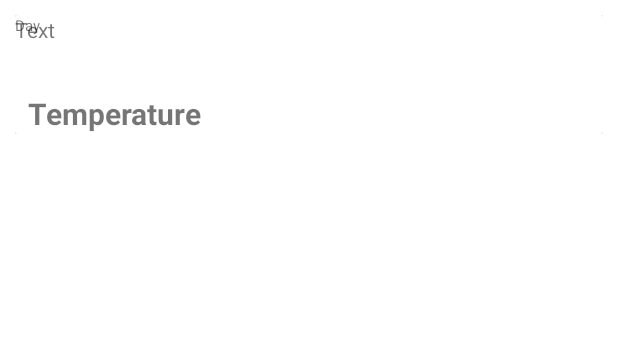
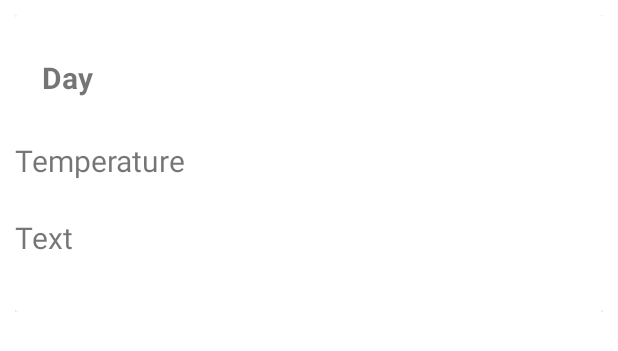
Before and after one commit to DruSadeMumba/Outdoorsie, an Android app: the layout displayrecyclerview.xml on its own in the app's theme, with its tools: preview values and no code run, on a phone screen of 412 x 824 dp. Shown: the top 351 px of the screen. Run offline under Robolectric (Android 15) with nearby library versions, the phone set to English and light mode, and no system bars; network calls fail; Roboto replaces fonts that are not available here.

Commit message:
Refactor displayrecyclerview.xml

```diff
--- a/app/src/main/java/com/drusade/outdoorsie/adapters/ActivitiesDisplayAdapter.java
+++ b/app/src/main/java/com/drusade/outdoorsie/adapters/ActivitiesDisplayAdapter.java
@@ -66,7 +66,7 @@ public class ActivitiesDisplayAdapter extends RecyclerView.Adapter<ActivitiesDis
             mContext = itemView.getContext();
         }
         public void bindWeather(Forecast weather){
-            mTemeperature.setText(weather.getHigh());
+            mTemeperature.setText(Integer.toString(weather.getHigh()));
             mDay.setText(weather.getDay());
             mText.setText(weather.getText());
         }
--- a/app/src/main/res/layout/displayrecyclerview.xml
+++ b/app/src/main/res/layout/displayrecyclerview.xml
@@ -16,39 +16,41 @@
 
         <androidx.constraintlayout.widget.ConstraintLayout
             android:layout_width="match_parent"
-            android:layout_height="wrap_content">
+            android:layout_height="198dp">
 
             <TextView
-                android:id="@+id/temperature"
+                android:id="@+id/day"
                 android:layout_width="wrap_content"
                 android:layout_height="wrap_content"
-                android:layout_marginStart="20dp"
-                android:layout_marginTop="52dp"
-                android:layout_marginEnd="268dp"
-                android:text="Temperature"
+                android:layout_marginTop="28dp"
+                android:layout_marginEnd="340dp"
+                android:text="Day"
                 android:textSize="20sp"
                 android:textStyle="bold"
                 app:layout_constraintEnd_toEndOf="parent"
                 app:layout_constraintTop_toTopOf="parent" />
 
             <TextView
-                android:id="@+id/day"
+                android:id="@+id/temperature"
                 android:layout_width="wrap_content"
                 android:layout_height="wrap_content"
-                android:text="Day"
-                android:textSize="10sp"
-                tools:layout_editor_absoluteX="189dp"
-                tools:layout_editor_absoluteY="52dp"
-                tools:ignore="MissingConstraints" />
+                android:layout_marginTop="28dp"
+                android:text="Temperature"
+                android:textSize="20sp"
+                app:layout_constraintTop_toBottomOf="@+id/day"
+                tools:ignore="MissingConstraints"
+                tools:layout_editor_absoluteX="16dp" />
 
             <TextView
                 android:id="@+id/text"
                 android:layout_width="wrap_content"
                 android:layout_height="wrap_content"
+                android:layout_marginTop="24dp"
                 android:text="Text"
-                tools:layout_editor_absoluteX="300dp"
-                tools:layout_editor_absoluteY="52dp"
-                tools:ignore="MissingConstraints" />
+                android:textSize="20sp"
+                app:layout_constraintTop_toBottomOf="@+id/temperature"
+                tools:ignore="MissingConstraints"
+                tools:layout_editor_absoluteX="17dp" />
 
         </androidx.constraintlayout.widget.ConstraintLayout>
     </androidx.cardview.widget.CardView>
```
